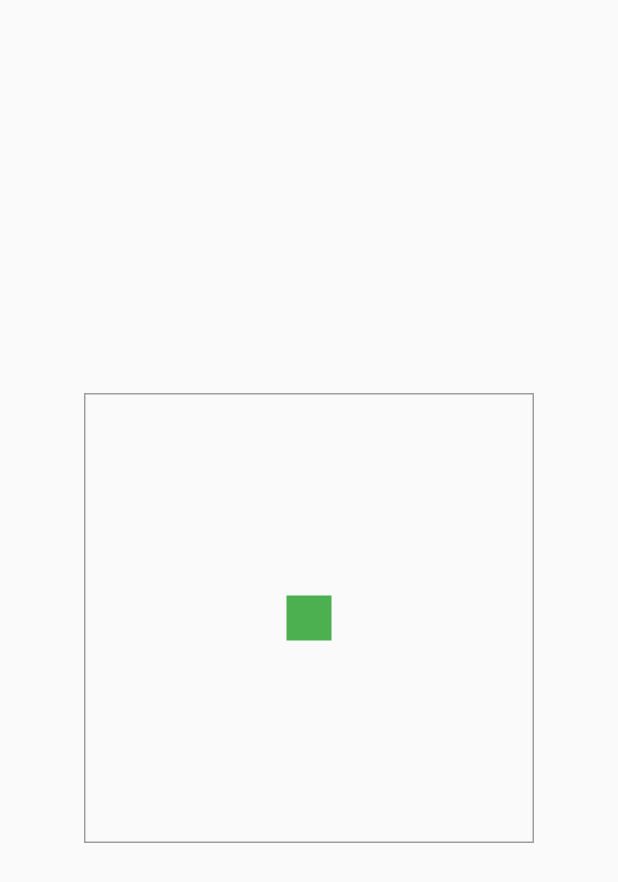
After one commit to leconio/flutter-animation, a Flutter app: the screen it shows after launch, after a tap on "AnimatedAlign", on a phone screen of 412 x 824 dp. The commit adds this screen. Shown: the top 882 px of the screen. Run offline on Flutter 3.47's test engine with Material 2 defaults, Android fonts, the phone set to English and light mode, and no system bars.

Commit message:
animated_align animated_crossFade

```diff
--- /dev/null
+++ b/lib/animtions/animated_align.dart
@@ -0,0 +1,58 @@
+import 'dart:math';
+
+import 'package:flutter/material.dart';
+
+class AnimatedAlignDemoWidget extends StatefulWidget {
+  @override
+  _AnimatedAlignDemoWidgetState createState() =>
+      _AnimatedAlignDemoWidgetState();
+}
+
+class _AnimatedAlignDemoWidgetState extends State<AnimatedAlignDemoWidget> {
+  List<Alignment> alignments = [
+    Alignment.bottomCenter,
+    Alignment.bottomLeft,
+    Alignment.bottomRight,
+    Alignment.centerLeft,
+    Alignment.center,
+    Alignment.centerRight,
+    Alignment.topCenter,
+    Alignment.topLeft,
+    Alignment.topRight
+  ];
+  Alignment alignment;
+
+  void _buildAlignState() {
+    setState(() {
+      alignment = alignments[Random().nextInt(8)];
+    });
+  }
+
+  @override
+  Widget build(BuildContext context) {
+    _buildAlignState();
+    return Scaffold(
+      body: Center(
+        child: GestureDetector(
+          onTap: () {
+            _buildAlignState();
+          },
+          child: Container(
+            width: 300,
+            height: 300,
+            decoration: BoxDecoration(border: Border.all(color: Colors.grey)),
+            child: AnimatedAlign(
+              duration: const Duration(seconds: 1),
+              alignment: alignment,
+              child: Container(
+                height: 30,
+                width: 30,
+                decoration: BoxDecoration(color: Colors.green),
+              ),
+            ),
+          ),
+        ),
+      ),
+    );
+  }
+}
--- a/lib/main.dart
+++ b/lib/main.dart
@@ -1,5 +1,7 @@
 import 'package:flutter/material.dart';
 
+import 'animtions/animated_align.dart';
+import 'animtions/animated_crossFade.dart';
 import 'animtions/animated_switcher.dart';
 import 'animtions/animation_container.dart';
 import 'animtions/transition_fade.dart';
@@ -78,6 +80,24 @@ class FirstScreen extends StatelessWidget {
               },
               child: Text("AnimatedSwitcher"),
             ),
+            RaisedButton(
+              onPressed: () {
+                Navigator.of(context)
+                    .push(MaterialPageRoute(builder: (context) {
+                  return AnimatedCrossFadeDemoWidget();
+                }));
+              },
+              child: Text("AnimatedCrossFade"),
+            ),
+            RaisedButton(
+              onPressed: () {
+                Navigator.of(context)
+                    .push(MaterialPageRoute(builder: (context) {
+                  return AnimatedAlignDemoWidget();
+                }));
+              },
+              child: Text("AnimatedAlign"),
+            ),
           ],
         ),
       ),
```
Also changed, not shown: lib/animtions/animated_crossFade.dart (added, +54 -0 lines).
